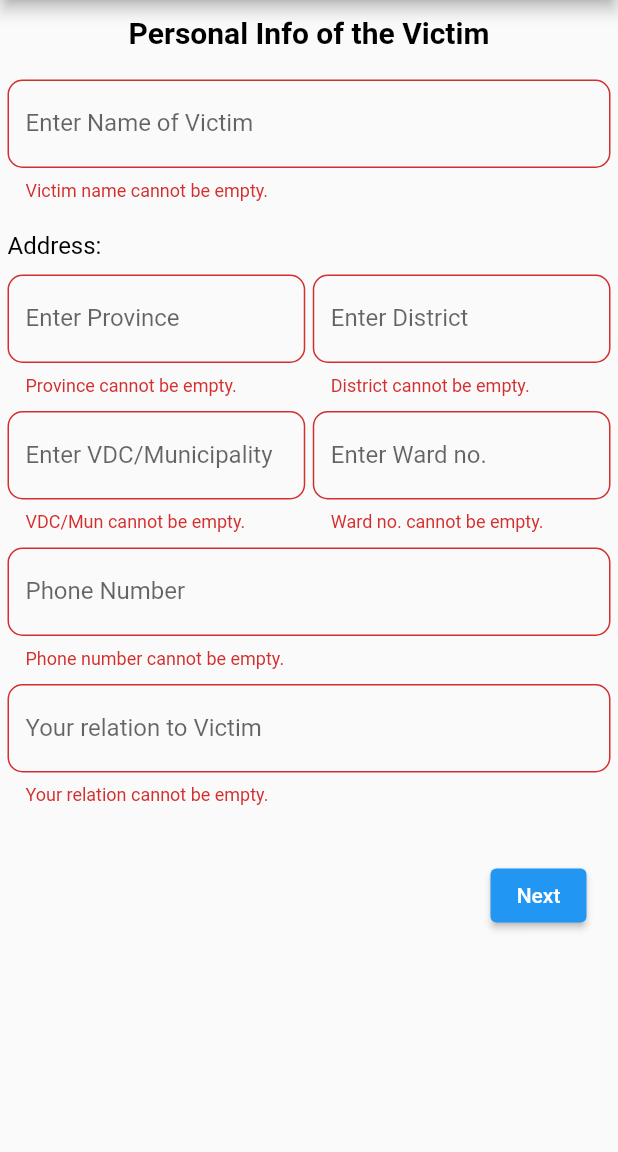
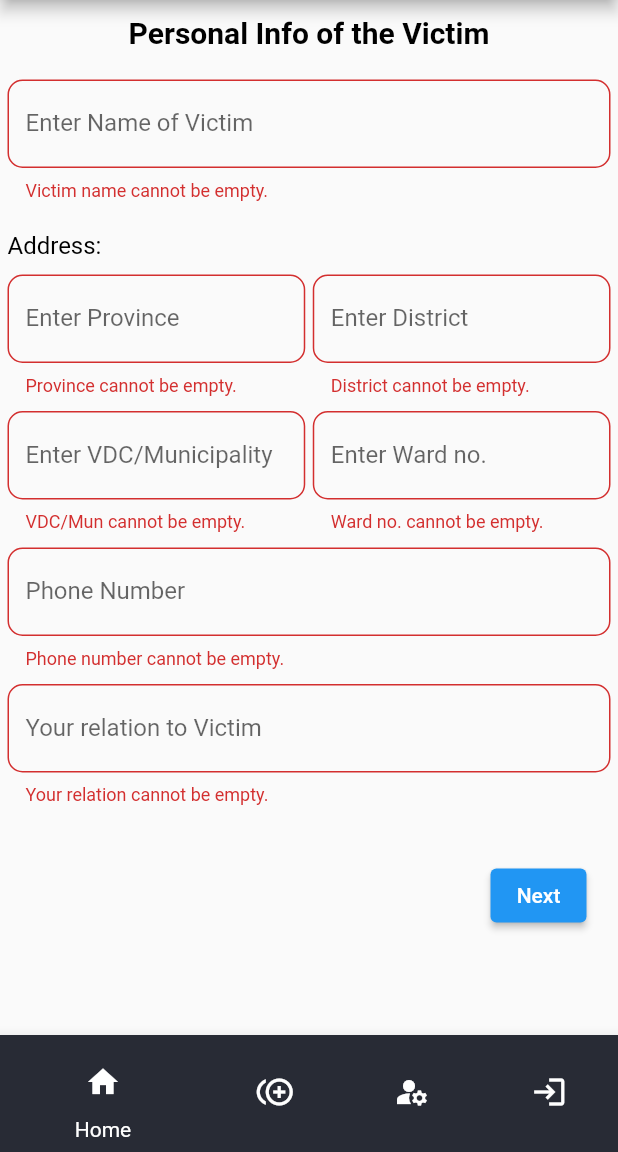
Before and after one commit to UtsabKafle/freefund_mobile, a Flutter app: the screen it shows after launch, item 2 of the bottom bar chosen, after a tap on "Next", on a phone screen of 412 x 824 dp, the part 84-1236 px from its top. Run offline on Flutter 3.47's test engine with Material 2 defaults, Android fonts, the phone set to English and light mode, and no system bars; our stand-ins replace fluttertoast, form_field_validator; missing offline and left inert: multi_image_picker_view; network calls fail.

Commit message:
updated the kotlin gradle version, added navigation bar to create-fund page

```diff
--- a/lib/Resources.dart
+++ b/lib/Resources.dart
@@ -2,14 +2,14 @@
 import 'package:flutter/material.dart';
 
 class Resources {
-  static TextStyle mediumText = TextStyle(
+  static TextStyle mediumText = const TextStyle(
       color: Colors.black, fontSize: 16.0, fontWeight: FontWeight.normal);
 
-  static TextStyle titleBoldText = TextStyle(
+  static TextStyle titleBoldText = const TextStyle(
       color: Colors.black, fontSize: 20.0, fontWeight: FontWeight.bold);
 
-  static Color yellow = Color(0xFFFEFF86);
-  static Color lightBlue = Color(0xFFB0DAFF);
-  static Color skyBlue = Color(0xFFB9E9FC);
-  static Color summerBlue = Color(0xFFDAF5FF);
+  static Color yellow = const Color(0xFFFEFF86);
+  static Color lightBlue = const Color(0xFFB0DAFF);
+  static Color skyBlue = const Color(0xFFB9E9FC);
+  static Color summerBlue = const Color(0xFFDAF5FF);
 }
--- a/lib/components/account/Account.dart
+++ b/lib/components/account/Account.dart
@@ -2,9 +2,7 @@ import 'package:flutter/material.dart';
 import 'package:freefund_mobile/components/account/components/Details.dart';
 import 'package:freefund_mobile/components/account/components/down_elem.dart';
 import 'package:freefund_mobile/components/bottomNav/bottomNav.dart';
-import 'package:freefund_mobile/components/account/components/t_card.dart';
 import 'package:freefund_mobile/components/home/components/titleDivider.dart';
-import 'components/dcards.dart';
 
 class Account extends StatelessWidget {
   const Account({Key? key}) : super(key: key);
--- a/lib/components/account/components/t_card.dart
+++ b/lib/components/account/components/t_card.dart
@@ -28,8 +28,8 @@ class cardElement extends StatelessWidget {
               mainAxisAlignment: MainAxisAlignment.spaceEvenly,
               crossAxisAlignment: CrossAxisAlignment.start,
               children: [
-                ElevatedButton(onPressed: () {}, child: Text("Donate")),
-                OutlinedButton(onPressed: () {}, child: Text("Share"))
+                ElevatedButton(onPressed: () {}, child: const Text("Donate")),
+                OutlinedButton(onPressed: () {}, child: const Text("Share"))
               ],
             )
           ],
--- a/lib/components/auth/Login.dart
+++ b/lib/components/auth/Login.dart
@@ -1,6 +1,5 @@
 import 'package:flutter/material.dart';
 import 'package:freefund_mobile/components/bottomNav/bottomNav.dart';
-import '../../main.dart';
 import 'constants.dart';
 
 // import 'package:supabase_flutter/supabase_flutter.dart';
@@ -115,7 +114,7 @@ class Login extends StatelessWidget {
                             onPressed: () {
                               Navigator.pushNamed(context, '/signup');
                             },
-                            child: Text("Create account")),
+                            child: const Text("Create account")),
                         Padding(
                           padding: const EdgeInsets.all(8),
                           child: SizedBox(
--- a/lib/components/bottomNav/bottomNav.dart
+++ b/lib/components/bottomNav/bottomNav.dart
@@ -3,7 +3,7 @@ import 'package:flutter/material.dart';
 BottomNavigationBar bottomNav(context) {
   return BottomNavigationBar(items: [
     BottomNavigationBarItem(
-        backgroundColor: Color.fromARGB(255, 40, 43, 53),
+        backgroundColor: const Color.fromARGB(255, 40, 43, 53),
         icon: IconButton(
           onPressed: () {
             Navigator.pushNamed(context, '/home');
--- a/lib/components/fundRaise/FormComponent/PersonalInfo.dart
+++ b/lib/components/fundRaise/FormComponent/PersonalInfo.dart
@@ -1,9 +1,8 @@
-import 'package:flutter/cupertino.dart';
 import 'package:flutter/material.dart';
-import 'package:fluttertoast/fluttertoast.dart';
 import 'package:freefund_mobile/Resources.dart';
 import 'package:freefund_mobile/components/fundRaise/FormComponent/FundRaisedInfo.dart';
 import 'package:form_field_validator/form_field_validator.dart';
+import '../../bottomNav/bottomNav.dart';
 
 bool isSubmitClicked = false;
 
@@ -16,10 +15,12 @@ var victimNumber = TextEditingController();
 var victimRelationToFundraiser = TextEditingController();
 
 void main() {
-  runApp(MaterialApp(home: PersonalInfo()));
+  runApp(const MaterialApp(home: PersonalInfo()));
 }
 
 class PersonalInfo extends StatefulWidget {
+  const PersonalInfo({super.key});
+
   @override
   State<PersonalInfo> createState() => _PersonalInfoState();
 }
@@ -32,11 +33,13 @@ class _PersonalInfoState extends State<PersonalInfo> {
     return SafeArea(
       child: Scaffold(
         appBar: AppBar(
-          title: Text("Create Fund"),
+          title: const Text("Create Fund"),
         ),
+        bottomNavigationBar: bottomNav(context),
         body: SingleChildScrollView(
           child: Padding(
-            padding: EdgeInsets.symmetric(vertical: 10.0, horizontal: 5.0),
+            padding:
+                const EdgeInsets.symmetric(vertical: 10.0, horizontal: 5.0),
             child: Form(
               key: personalFormKey,
               child: Column(children: [
@@ -48,12 +51,12 @@ class _PersonalInfoState extends State<PersonalInfo> {
                 Column(
                   crossAxisAlignment: CrossAxisAlignment.start,
                   children: [
-                    SizedBox(
+                    const SizedBox(
                       height: 20.0,
                     ),
                     TextFormField(
                       autovalidateMode: AutovalidateMode.onUserInteraction,
-                      decoration: InputDecoration(
+                      decoration: const InputDecoration(
                         label: Text("Enter Name of Victim"),
                         border: OutlineInputBorder(
                           borderRadius: BorderRadius.all(
@@ -66,7 +69,7 @@ class _PersonalInfoState extends State<PersonalInfo> {
                             errorText: "Victim name cannot be empty."),
                       ]),
                     ),
-                    SizedBox(
+                    const SizedBox(
                       height: 20.0,
                     ),
                     Text(
@@ -74,7 +77,7 @@ class _PersonalInfoState extends State<PersonalInfo> {
                       textAlign: TextAlign.start,
                       style: Resources.mediumText,
                     ),
-                    SizedBox(
+                    const SizedBox(
                       height: 10.0,
                     ),
                     Row(
@@ -83,7 +86,7 @@ class _PersonalInfoState extends State<PersonalInfo> {
                           child: TextFormField(
                             autovalidateMode:
                                 AutovalidateMode.onUserInteraction,
-                            decoration: InputDecoration(
+                            decoration: const InputDecoration(
                               label: Text("Enter Province"),
                               border: OutlineInputBorder(
                                 borderRadius: BorderRadius.all(
@@ -97,14 +100,14 @@ class _PersonalInfoState extends State<PersonalInfo> {
                             ]),
                           ),
                         ),
-                        SizedBox(
+                        const SizedBox(
                           width: 5.0,
                         ),
                         Expanded(
                           child: TextFormField(
                             autovalidateMode:
                                 AutovalidateMode.onUserInteraction,
-                            decoration: InputDecoration(
+                            decoration: const InputDecoration(
                               label: Text("Enter District"),
                               border: OutlineInputBorder(
                                 borderRadius: BorderRadius.all(
@@ -120,7 +123,7 @@ class _PersonalInfoState extends State<PersonalInfo> {
                         ),
                       ],
                     ),
-                    SizedBox(
+                    const SizedBox(
                       height: 10.0,
                     ),
                     Row(
@@ -129,7 +132,7 @@ class _PersonalInfoState extends State<PersonalInfo> {
                           child: TextFormField(
                             autovalidateMode:
                                 AutovalidateMode.onUserInteraction,
-                            decoration: InputDecoration(
+                            decoration: const InputDecoration(
                               label: Text("Enter VDC/Municipality"),
                               border: OutlineInputBorder(
                                 borderRadius: BorderRadius.all(
@@ -143,14 +146,14 @@ class _PersonalInfoState extends State<PersonalInfo> {
                             ]),
                           ),
                         ),
-                        SizedBox(
+                        const SizedBox(
                           width: 5.0,
                         ),
                         Expanded(
                           child: TextFormField(
                             autovalidateMode:
                                 AutovalidateMode.onUserInteraction,
-                            decoration: InputDecoration(
+                            decoration: const InputDecoration(
                               label: Text("Enter Ward no."),
                               border: OutlineInputBorder(
                                 borderRadius: BorderRadius.all(
@@ -166,12 +169,12 @@ class _PersonalInfoState extends State<PersonalInfo> {
                         ),
                       ],
                     ),
-                    SizedBox(
+                    const SizedBox(
                       height: 10.0,
                     ),
                     TextFormField(
                       autovalidateMode: AutovalidateMode.onUserInteraction,
-                      decoration: InputDecoration(
+                      decoration: const InputDecoration(
                         label: Text("Phone Number"),
                         border: OutlineInputBorder(
                           borderRadius: BorderRadius.all(
@@ -184,12 +187,12 @@ class _PersonalInfoState extends State<PersonalInfo> {
                             errorText: "Phone number cannot be empty."),
                       ]),
                     ),
-                    SizedBox(
+                    const SizedBox(
                       height: 10.0,
                     ),
                     TextFormField(
                       autovalidateMode: AutovalidateMode.onUserInteraction,
-                      decoration: InputDecoration(
+                      decoration: const InputDecoration(
                         label: Text("Your relation to Victim"),
                         border: OutlineInputBorder(
                           borderRadius: BorderRadius.all(
@@ -202,7 +205,7 @@ class _PersonalInfoState extends State<PersonalInfo> {
                             errorText: "Your relation cannot be empty."),
                       ]),
                     ),
-                    SizedBox(
+                    const SizedBox(
                       height: 20.0,
                     ),
                     Padding(
--- a/lib/components/fundRaise/RaisedFundFormActivity.dart
+++ b/lib/components/fundRaise/RaisedFundFormActivity.dart
@@ -8,8 +8,10 @@ import 'FormComponent/PersonalInfo.dart';
 // }
 
 class RaisedFundFormActivity extends StatelessWidget {
+  const RaisedFundFormActivity({super.key});
+
   @override
   Widget build(BuildContext context) {
-    return PersonalInfo();
+    return const PersonalInfo();
   }
 }
--- a/lib/components/home/components/card.dart
+++ b/lib/components/home/components/card.dart
@@ -26,7 +26,7 @@ Widget cardElement(context) {
             "this is a sample text for the application. Also this is good. peice of shit - Utsab Kafle",
             softWrap: true,
           ),
-          Row(
+          const Row(
             children: [Text('Rs.200 out of Rs.1000')],
           ),
 
@@ -38,8 +38,8 @@ Widget cardElement(context) {
                   onPressed: () {
                     Navigator.pushNamed(context, "/dona");
                   },
-                  child: Text("Donate")),
-              OutlinedButton(onPressed: () {}, child: Text("Share"))
+                  child: const Text("Donate")),
+              OutlinedButton(onPressed: () {}, child: const Text("Share"))
             ],
           )
         ],
--- a/lib/components/home/components/titleDivider.dart
+++ b/lib/components/home/components/titleDivider.dart
@@ -3,10 +3,10 @@ import 'package:flutter/material.dart';
 Widget titleDivider(context, String title, String type) {
   Color colo() {
     if (type == 'donation') {
-      return Color.fromARGB(255, 12, 184, 219);
+      return const Color.fromARGB(255, 12, 184, 219);
     }
     if (type == "event") {
-      return Color.fromARGB(133, 228, 20, 30);
+      return const Color.fromARGB(133, 228, 20, 30);
     } else {
       return Colors.black54;
     }
@@ -26,12 +26,12 @@ Widget titleDivider(context, String title, String type) {
       SizedBox(
         child: Text(
           title,
-          style: TextStyle(fontWeight: FontWeight.bold),
+          style: const TextStyle(fontWeight: FontWeight.bold),
         ),
       ),
       SizedBox(
         width: MediaQuery.of(context).size.width - 100,
-        child: Divider(
+        child: const Divider(
           indent: 1,
           height: 2,
           color: Color.fromARGB(255, 56, 62, 63),
--- a/lib/components/home/home.dart
+++ b/lib/components/home/home.dart
@@ -1,5 +1,4 @@
 import 'package:flutter/material.dart';
-import 'package:freefund_mobile/components/auth/Login.dart';
 import 'package:freefund_mobile/components/bottomNav/bottomNav.dart';
 import 'package:freefund_mobile/components/home/components/titleDivider.dart';
 import 'components/card.dart';
--- a/lib/main.dart
+++ b/lib/main.dart
@@ -12,8 +12,6 @@ import 'components/auth/SignUpActivity.dart';
 // import 'secret.dart';
 import 'components/home/home.dart';
 import 'components/account/Account.dart';
-import 'components/bottomNav/bottomNav.dart';
-import 'components/fundRaise/RaiseFundActivity.dart';
 
 Future<void> main() async {
   // await Supabase.initialize(
@@ -27,10 +25,10 @@ Future<void> main() async {
       routes: {
         "/home": (context) => const Home(),
         '/account': (context) => Login(),
-        '/signup': (context) => SignUpActivity(),
-        '/profile': (context) => Account(),
+        '/signup': (context) => const SignUpActivity(),
+        '/profile': (context) => const Account(),
         '/dona': (context) => DonationActivity(),
-        '/raise': (context) => RaisedFundFormActivity()
+        '/raise': (context) => const RaisedFundFormActivity()
       },
     ),
   );
```
Also changed, not shown: lib/components/account/components/Details.dart (+5 -5 lines), lib/components/account/components/dcards.dart (+3 -5 lines), lib/components/auth/SignUpActivity.dart (+6 -6 lines), lib/components/donation/DonationActivity.dart (+31 -30 lines), lib/components/donation/component/Donations.dart (+5 -5 lines), lib/components/fundRaise/FormComponent/FundRaisedInfo.dart (+11 -8 lines), lib/components/fundRaise/RaiseFundActivity.dart (+14 -13 lines), 2 other files.
